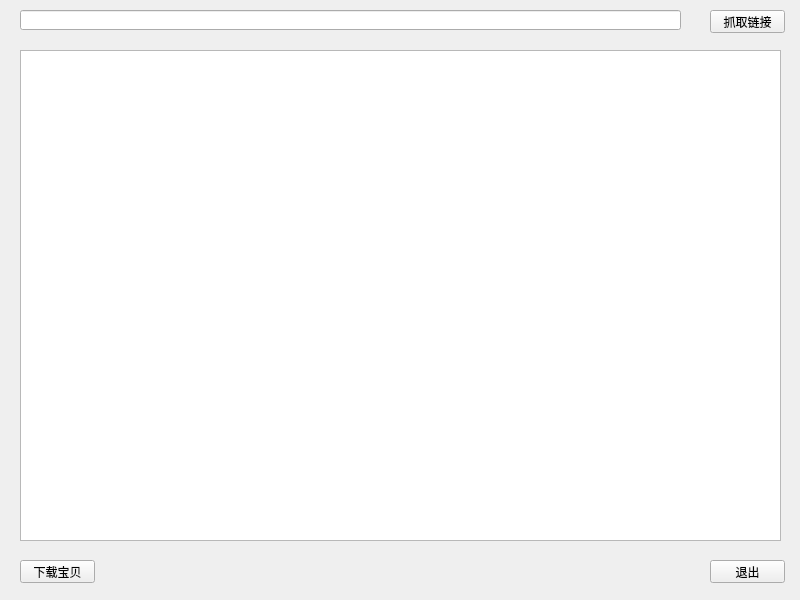
Before: the Qt Designer form MainLayout.ui in Rose-zhang/Spider, drawn with Qt 5.
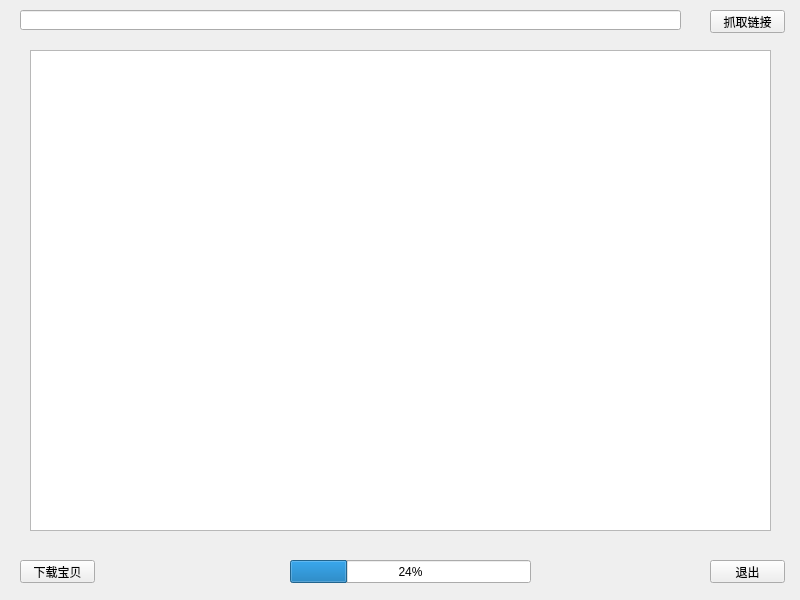
After: the same form once the commit is applied.

Patch:
```diff
--- a/MainLayout.ui
+++ b/MainLayout.ui
@@ -19,17 +19,7 @@
   <property name="windowTitle">
    <string>宝贝助手</string>
   </property>
-  <widget class="QTableView" name="tableView">
-   <property name="geometry">
-    <rect>
-     <x>20</x>
-     <y>50</y>
-     <width>761</width>
-     <height>491</height>
-    </rect>
-   </property>
-  </widget>
-  <widget class="QPushButton" name="pushButton">
+  <widget class="QPushButton" name="download_item">
    <property name="geometry">
     <rect>
      <x>20</x>
@@ -78,6 +68,35 @@
     <string>抓取链接</string>
    </property>
   </widget>
+  <widget class="QProgressBar" name="progressBar">
+   <property name="geometry">
+    <rect>
+     <x>290</x>
+     <y>560</y>
+     <width>241</width>
+     <height>23</height>
+    </rect>
+   </property>
+   <property name="value">
+    <number>24</number>
+   </property>
+  </widget>
+  <widget class="QTableView" name="display_download">
+   <property name="geometry">
+    <rect>
+     <x>30</x>
+     <y>50</y>
+     <width>741</width>
+     <height>481</height>
+    </rect>
+   </property>
+   <property name="autoFillBackground">
+    <bool>false</bool>
+   </property>
+   <property name="sortingEnabled">
+    <bool>false</bool>
+   </property>
+  </widget>
  </widget>
  <resources/>
  <connections/>
```
Left out of the diff: 9 changed lines with no effect on the pictures.
